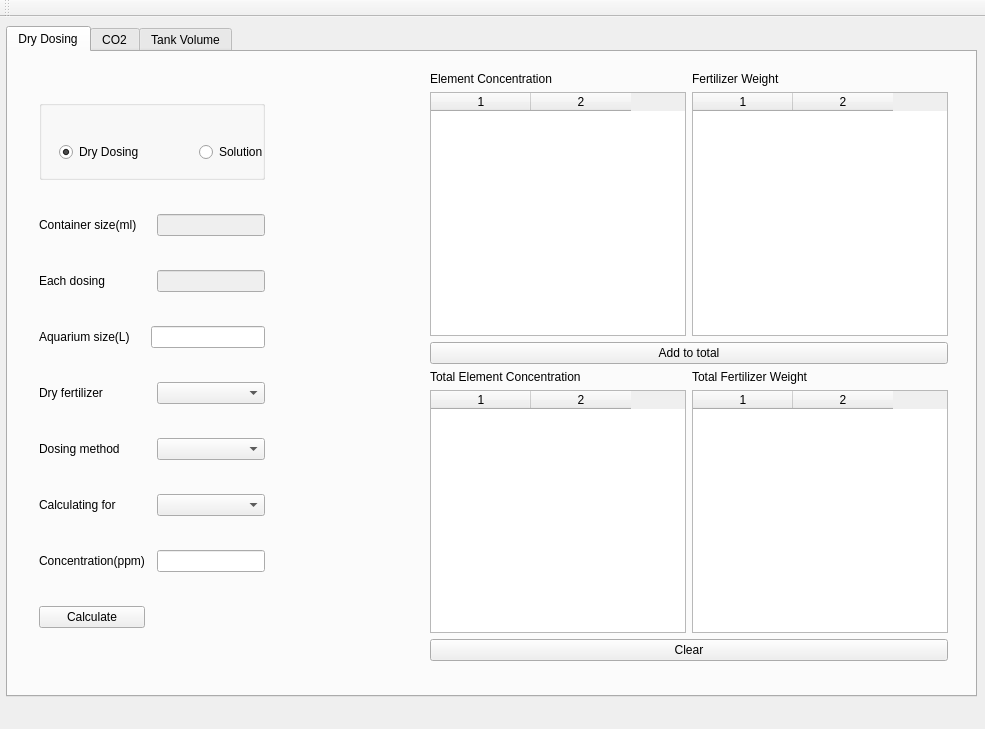
First picture: the form in mainwindow.ui, repository maolin-cdzl/PlantedTankCalculator, before the edit.
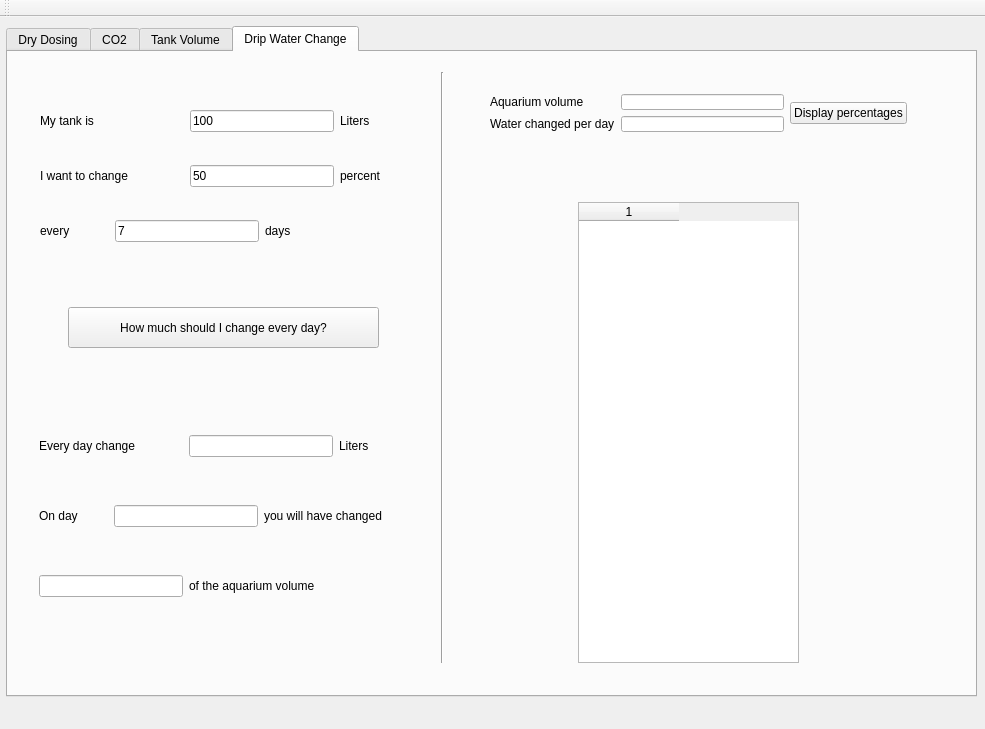
Second picture: the form after the edit. The open tabs and pages were chosen to show the change. Icons and pictures are not drawn.

Commit message: add change water tools

The edit to the form file:
```diff
--- a/mainwindow.ui
+++ b/mainwindow.ui
@@ -485,6 +485,245 @@
       </layout>
      </widget>
     </widget>
+    <widget class="QWidget" name="tab_drip_waterchange">
+     <attribute name="title">
+      <string>Drip Water Change</string>
+     </attribute>
+     <widget class="QPushButton" name="drip_wc_solution">
+      <property name="geometry">
+       <rect>
+        <x>60</x>
+        <y>255</y>
+        <width>311</width>
+        <height>41</height>
+       </rect>
+      </property>
+      <property name="text">
+       <string>How much should I change every day?</string>
+      </property>
+     </widget>
+     <widget class="Line" name="line">
+      <property name="geometry">
+       <rect>
+        <x>409</x>
+        <y>20</y>
+        <width>51</width>
+        <height>591</height>
+       </rect>
+      </property>
+      <property name="orientation">
+       <enum>Qt::Vertical</enum>
+      </property>
+     </widget>
+     <widget class="QTableWidget" name="drip_wc_percentages">
+      <property name="geometry">
+       <rect>
+        <x>570</x>
+        <y>150</y>
+        <width>221</width>
+        <height>461</height>
+       </rect>
+      </property>
+      <property name="editTriggers">
+       <set>QAbstractItemView::NoEditTriggers</set>
+      </property>
+      <property name="columnCount">
+       <number>1</number>
+      </property>
+      <column/>
+     </widget>
+     <widget class="QWidget" name="">
+      <property name="geometry">
+       <rect>
+        <x>21</x>
+        <y>20</y>
+        <width>391</width>
+        <height>211</height>
+       </rect>
+      </property>
+      <layout class="QGridLayout" name="gridLayout_5">
+       <item row="0" column="0" colspan="2">
+        <widget class="QLabel" name="label_22">
+         <property name="text">
+          <string>My tank is</string>
+         </property>
+        </widget>
+       </item>
+       <item row="0" column="4">
+        <widget class="QLabel" name="label_28">
+         <property name="text">
+          <string>Liters</string>
+         </property>
+        </widget>
+       </item>
+       <item row="1" column="0" colspan="2">
+        <widget class="QLabel" name="label_23">
+         <property name="text">
+          <string>I want to change</string>
+         </property>
+        </widget>
+       </item>
+       <item row="1" column="2" colspan="2">
+        <widget class="QLineEdit" name="drip_wc_percent">
+         <property name="text">
+          <string>50</string>
+         </property>
+        </widget>
+       </item>
+       <item row="1" column="4">
+        <widget class="QLabel" name="label_24">
+         <property name="text">
+          <string>percent</string>
+         </property>
+        </widget>
+       </item>
+       <item row="2" column="0">
+        <widget class="QLabel" name="label_25">
+         <property name="text">
+          <string>every</string>
+         </property>
+        </widget>
+       </item>
+       <item row="2" column="1" colspan="2">
+        <widget class="QLineEdit" name="drip_wc_days1">
+         <property name="text">
+          <string>7</string>
+         </property>
+        </widget>
+       </item>
+       <item row="0" column="2" colspan="2">
+        <widget class="QLineEdit" name="drip_wc_volume_1">
+         <property name="text">
+          <string>100</string>
+         </property>
+        </widget>
+       </item>
+       <item row="2" column="3" colspan="2">
+        <widget class="QLabel" name="label_26">
+         <property name="text">
+          <string>days</string>
+         </property>
+        </widget>
+       </item>
+      </layout>
+     </widget>
+     <widget class="QWidget" name="">
+      <property name="geometry">
+       <rect>
+        <x>20</x>
+        <y>330</y>
+        <width>391</width>
+        <height>271</height>
+       </rect>
+      </property>
+      <layout class="QGridLayout" name="gridLayout_6">
+       <item row="0" column="0" colspan="2">
+        <widget class="QLabel" name="label_27">
+         <property name="text">
+          <string>Every day change</string>
+         </property>
+        </widget>
+       </item>
+       <item row="0" column="2" colspan="2">
+        <widget class="QLineEdit" name="drip_wc_each_volume">
+         <property name="enabled">
+          <bool>true</bool>
+         </property>
+         <property name="readOnly">
+          <bool>true</bool>
+         </property>
+        </widget>
+       </item>
+       <item row="0" column="4">
+        <widget class="QLabel" name="label_29">
+         <property name="text">
+          <string>Liters</string>
+         </property>
+        </widget>
+       </item>
+       <item row="1" column="0">
+        <widget class="QLabel" name="label_30">
+         <property name="text">
+          <string>On day</string>
+         </property>
+        </widget>
+       </item>
+       <item row="1" column="1" colspan="2">
+        <widget class="QLineEdit" name="drip_wc_days2">
+         <property name="enabled">
+          <bool>true</bool>
+         </property>
+         <property name="readOnly">
+          <bool>true</bool>
+         </property>
+        </widget>
+       </item>
+       <item row="1" column="3" colspan="2">
+        <widget class="QLabel" name="label_31">
+         <property name="text">
+          <string>you will have changed</string>
+         </property>
+        </widget>
+       </item>
+       <item row="2" column="0" colspan="2">
+        <widget class="QLineEdit" name="drip_wc_target_percent">
+         <property name="enabled">
+          <bool>true</bool>
+         </property>
+         <property name="readOnly">
+          <bool>true</bool>
+         </property>
+        </widget>
+       </item>
+       <item row="2" column="2" colspan="3">
+        <widget class="QLabel" name="label_32">
+         <property name="text">
+          <string>of the aquarium volume</string>
+         </property>
+        </widget>
+       </item>
+      </layout>
+     </widget>
+     <widget class="QWidget" name="">
+      <property name="geometry">
+       <rect>
+        <x>471</x>
+        <y>31</y>
+        <width>439</width>
+        <height>60</height>
+       </rect>
+      </property>
+      <layout class="QGridLayout" name="gridLayout_7">
+       <item row="0" column="0">
+        <widget class="QLabel" name="label_33">
+         <property name="text">
+          <string>Aquarium volume</string>
+         </property>
+        </widget>
+       </item>
+       <item row="0" column="1">
+        <widget class="QLineEdit" name="drip_wc_volume2"/>
+       </item>
+       <item row="0" column="2" rowspan="2">
+        <widget class="QPushButton" name="drip_wc_display_percentages">
+         <property name="text">
+          <string>Display percentages</string>
+         </property>
+        </widget>
+       </item>
+       <item row="1" column="0">
+        <widget class="QLabel" name="label_34">
+         <property name="text">
+          <string>Water changed per day</string>
+         </property>
+        </widget>
+       </item>
+       <item row="1" column="1">
+        <widget class="QLineEdit" name="drip_wc_each_day_volume"/>
+       </item>
+      </layout>
+     </widget>
+    </widget>
    </widget>
   </widget>
   <widget class="QMenuBar" name="menuBar">
```
Left out of the diff: 36 changed lines with no effect on the pictures. The commit also changes 4 other files.
